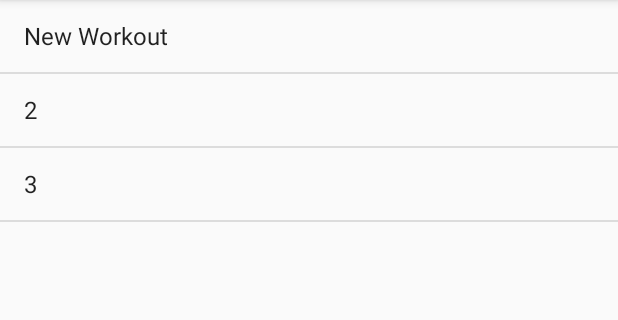
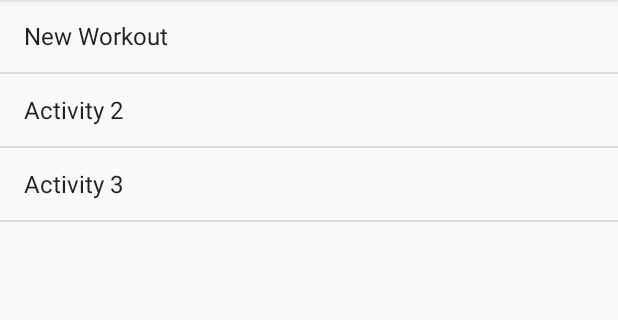
Before and after one commit to killiantos/AndroidApp, an Android app: the screen it shows after launch (MainActivity), on a phone screen of 412 x 824 dp, the part 84-404 px from its top. Run offline under Robolectric (Android 15) with nearby library versions, the phone set to English and light mode, and no system bars.

Commit message:
Updated main choice list

```diff
--- a/app/src/main/res/values/arrays.xml
+++ b/app/src/main/res/values/arrays.xml
@@ -3,8 +3,8 @@
 
     <string-array name="mainList">
         <item>New Workout</item>
-        <item>2</item>
-        <item>3</item>
+        <item>Activity 2</item>
+        <item>Activity 3</item>
     </string-array>
 
     <string-array name="range">
```
